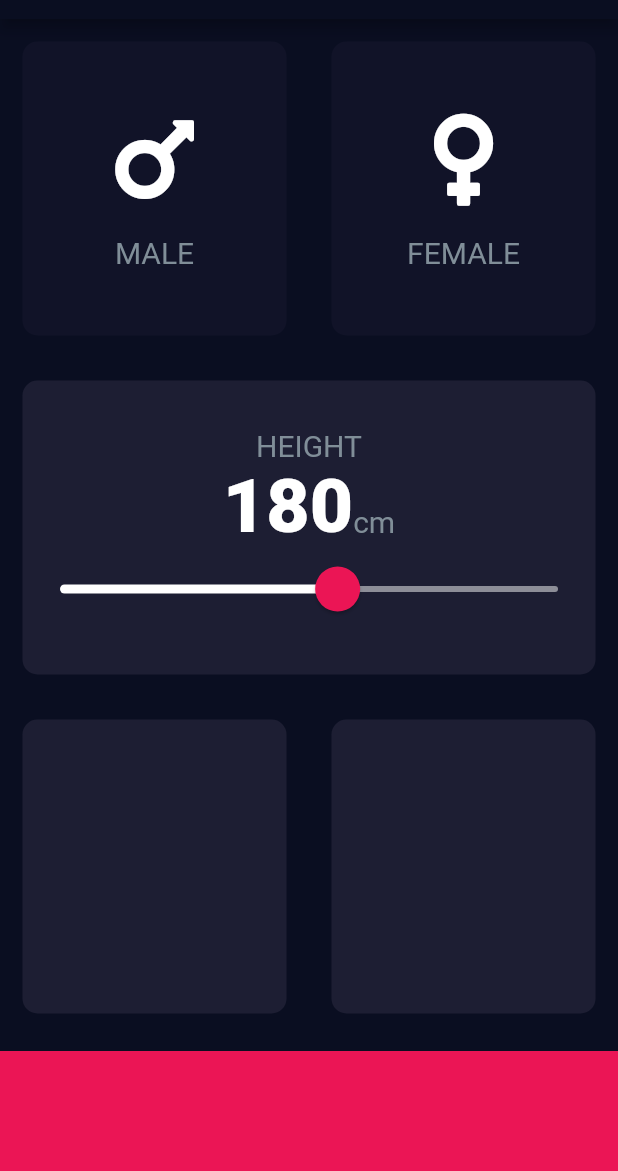
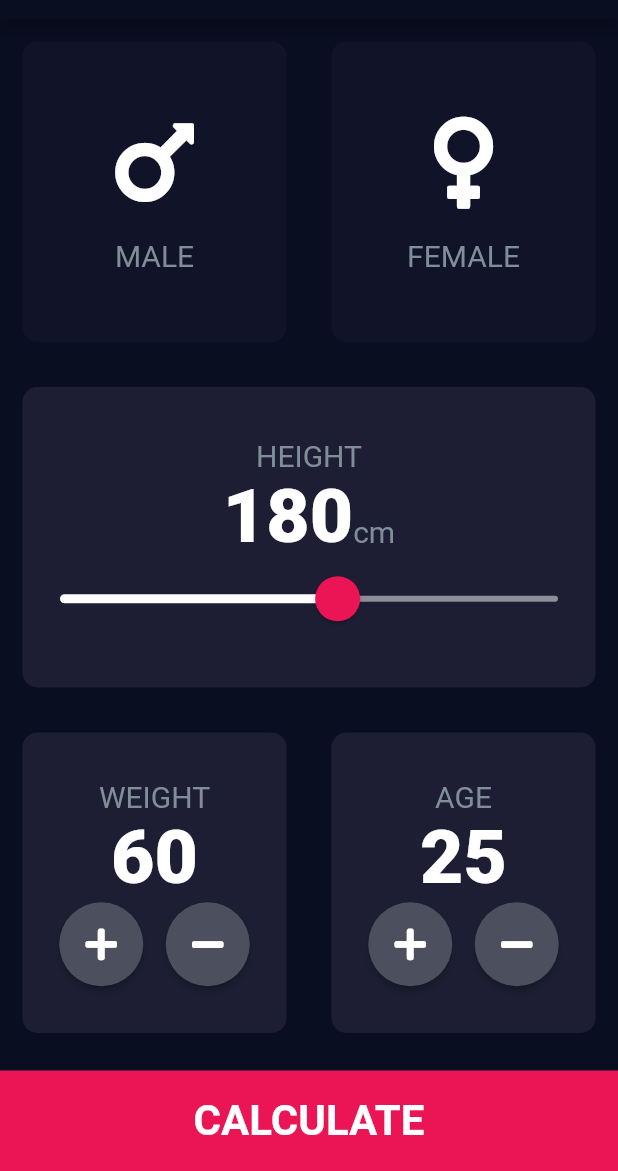
Before and after one commit to Satvik28/Flutter, a Flutter app: the screen it shows after launch, on a phone screen of 412 x 824 dp, the part 65-1236 px from its top. Run offline on Flutter 3.47's test engine with Material 2 defaults, Android fonts, the phone set to English and light mode, and no system bars; our stand-ins replace audioplayers, font_awesome_flutter, rflutter_alert.

Commit message:
Completed main page and added routing

```diff
--- a/bmi_calculator/lib/constants.dart
+++ b/bmi_calculator/lib/constants.dart
@@ -13,7 +13,8 @@ const double kSliderMaxHeight = 280.0;
 
 //Size Constants
 const kIconSize = 70.0;
-const double kBottomContainerHeight = 80.0;
+const double kBottomContainerHeight = 67.0;
+const double kRoundIconButtonDim = 56.0;
 
 //Text Styles
 const kLabelTextStyle = TextStyle(
@@ -25,3 +26,8 @@ const kNumberTextStyle = TextStyle(
   fontSize: 50.0,
   fontWeight: FontWeight.w900,
 );
+
+const kLargeButtonTextStyle = TextStyle(
+  fontSize: 28.0,
+  fontWeight: FontWeight.bold,
+);
--- a/bmi_calculator/lib/input_page.dart
+++ b/bmi_calculator/lib/input_page.dart
@@ -4,6 +4,7 @@ import 'package:font_awesome_flutter/font_awesome_flutter.dart';
 import 'icon_content.dart';
 import 'reusable_card.dart';
 import 'constants.dart';
+import 'results_page.dart';
 
 enum Gender {
   male,
@@ -20,6 +21,8 @@ class InputPage extends StatefulWidget {
 class _InputPageState extends State<InputPage> {
   Gender? selectedGender;
   int height = 180;
+  int weight = 60;
+  int age = 25;
 
   @override
   Widget build(BuildContext context) {
@@ -123,28 +126,142 @@ class _InputPageState extends State<InputPage> {
           ),
           Expanded(
             child: Row(
+              crossAxisAlignment: CrossAxisAlignment.stretch,
+              mainAxisAlignment: MainAxisAlignment.center,
               children: [
                 Expanded(
                   child: ReusableCard(
                     colour: kActiveCardColor,
+                    cardChild: Column(
+                      mainAxisAlignment: MainAxisAlignment.center,
+                      children: [
+                        const Text(
+                          'WEIGHT',
+                          style: kLabelTextStyle,
+                        ),
+                        Text(
+                          weight.toString(),
+                          style: kNumberTextStyle,
+                        ),
+                        Row(
+                          mainAxisAlignment: MainAxisAlignment.center,
+                          children: [
+                            RoundIconButton(
+                              onPress: () {
+                                setState(() {
+                                  weight++;
+                                });
+                              },
+                              data: FontAwesomeIcons.plus,
+                            ),
+                            const SizedBox(
+                              width: 15.0,
+                            ),
+                            RoundIconButton(
+                              onPress: () {
+                                setState(() {
+                                  weight--;
+                                });
+                              },
+                              data: FontAwesomeIcons.minus,
+                            ),
+                          ],
+                        ),
+                      ],
+                    ),
                   ),
                 ),
                 Expanded(
                   child: ReusableCard(
                     colour: kActiveCardColor,
+                    cardChild: Column(
+                      mainAxisAlignment: MainAxisAlignment.center,
+                      children: [
+                        const Text(
+                          'AGE',
+                          style: kLabelTextStyle,
+                        ),
+                        Text(
+                          age.toString(),
+                          style: kNumberTextStyle,
+                        ),
+                        Row(
+                          mainAxisAlignment: MainAxisAlignment.center,
+                          children: [
+                            RoundIconButton(
+                              onPress: () {
+                                setState(() {
+                                  age++;
+                                });
+                              },
+                              data: FontAwesomeIcons.plus,
+                            ),
+                            const SizedBox(
+                              width: 15.0,
+                            ),
+                            RoundIconButton(
+                              onPress: () {
+                                setState(() {
+                                  age--;
+                                });
+                              },
+                              data: FontAwesomeIcons.minus,
+                            )
+                          ],
+                        )
+                      ],
+                    ),
                   ),
                 ),
               ],
             ),
           ),
-          Container(
-            color: kBottomContainerColor,
-            margin: const EdgeInsets.only(top: 10.0),
-            width: double.infinity,
-            height: kBottomContainerHeight,
+          GestureDetector(
+            onTap: () {
+              Navigator.push(
+                context,
+                MaterialPageRoute(
+                  builder: (context) => const ResultsPage(),
+                ),
+              );
+            },
+            child: Container(
+              alignment: Alignment.center,
+              child: const Text(
+                'CALCULATE',
+                style: kLargeButtonTextStyle,
+              ),
+              color: kBottomContainerColor,
+              margin: const EdgeInsets.only(top: 10.0),
+              width: double.infinity,
+              height: kBottomContainerHeight,
+            ),
           ),
         ],
       ),
     );
   }
 }
+
+class RoundIconButton extends StatelessWidget {
+  final Function onPress;
+  final IconData data;
+  const RoundIconButton({required this.onPress, required this.data})
+      : super(key: null);
+
+  @override
+  Widget build(BuildContext context) {
+    return RawMaterialButton(
+      constraints: const BoxConstraints.tightFor(
+        width: kRoundIconButtonDim,
+        height: kRoundIconButtonDim,
+      ),
+      child: Icon(data),
+      shape: const CircleBorder(),
+      fillColor: const Color(0xFF4C4F5E),
+      onPressed: () {
+        onPress();
+      },
+    );
+  }
+}
--- /dev/null
+++ b/bmi_calculator/lib/results_page.dart
@@ -0,0 +1,19 @@
+import 'package:flutter/material.dart';
+
+class ResultsPage extends StatelessWidget {
+  const ResultsPage({Key? key}) : super(key: key);
+
+  @override
+  Widget build(BuildContext context) {
+    return Scaffold(
+      appBar: AppBar(
+        title: const Text(
+          'BMI Calculator',
+        ),
+      ),
+      body: const Text(
+        'Hello',
+      ),
+    );
+  }
+}
```
